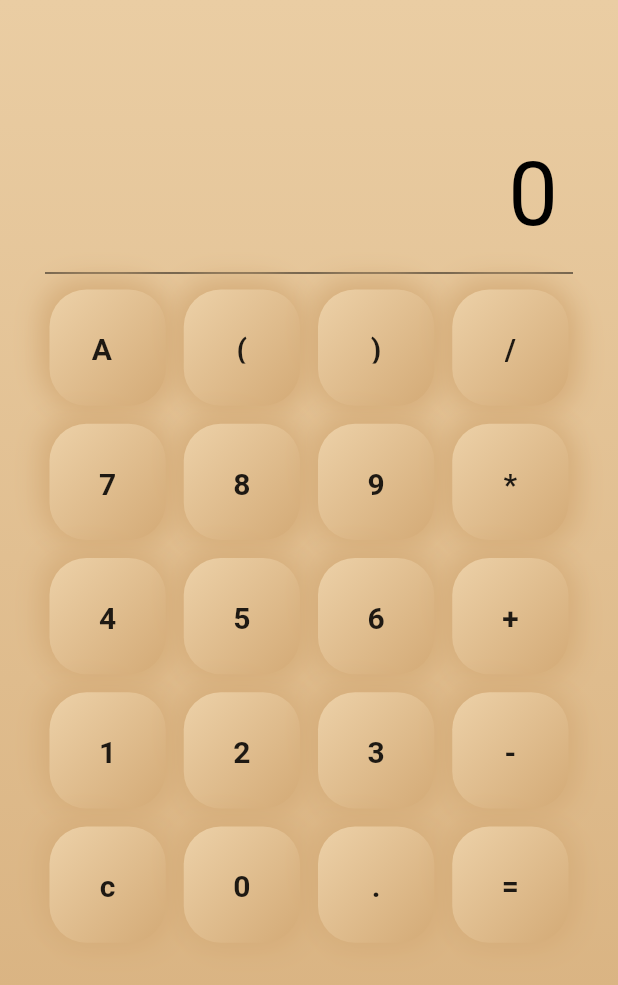
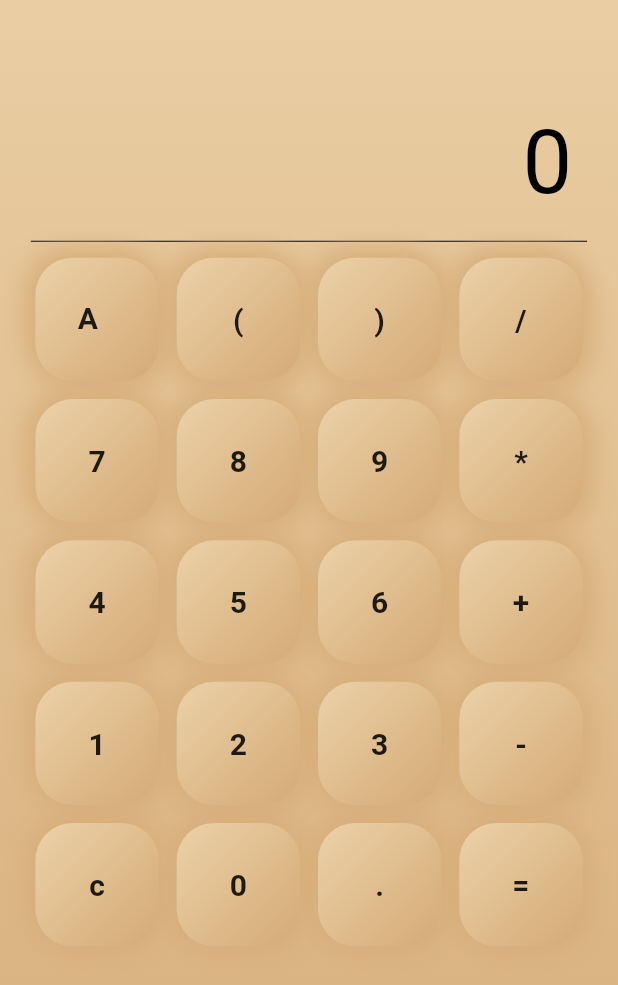
Before and after one commit to AnthonyBeerus/FlutterApp-Calculator, a Flutter app: the screen it shows after launch, on a phone screen of 412 x 824 dp. Shown: the top 985 px of the screen. Run offline on Flutter 3.47's test engine with Material 2 defaults, Android fonts, the phone set to English and light mode, and no system bars.

Commit message:
Made app more reponsive with mediquery

```diff
--- a/lib/pages/home.dart
+++ b/lib/pages/home.dart
@@ -47,9 +47,8 @@ class _HomePageState extends State<HomePage> {
 
   @override
   Widget build(BuildContext context) {
+    final screenWidth = MediaQuery.of(context).size.width;
     return Scaffold(
-      backgroundColor: Colors.transparent,
-
 
       body: Container(
         decoration: const BoxDecoration(
@@ -61,13 +60,13 @@ class _HomePageState extends State<HomePage> {
         ),
         child: SafeArea(
           child: Padding(
-            padding: const EdgeInsets.all(30.0),
+            padding: EdgeInsets.all(screenWidth * 0.05),
             child: Column(
               mainAxisAlignment: MainAxisAlignment.end,
               children: [
                 //userInput display section
                 Container(
-                  padding: const EdgeInsets.all(10),
+                  padding: EdgeInsets.all(screenWidth * 0.01),
                   alignment: Alignment.centerRight,
                   child: Text(
                     userInput,
```
